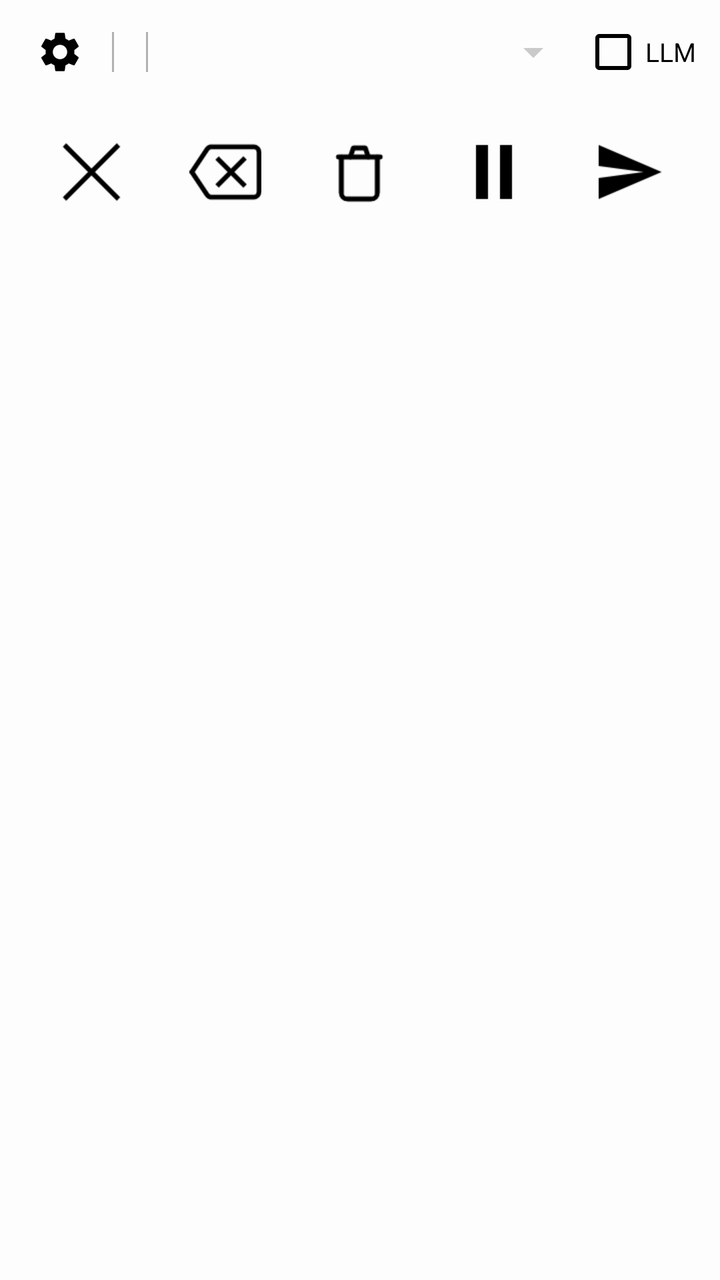
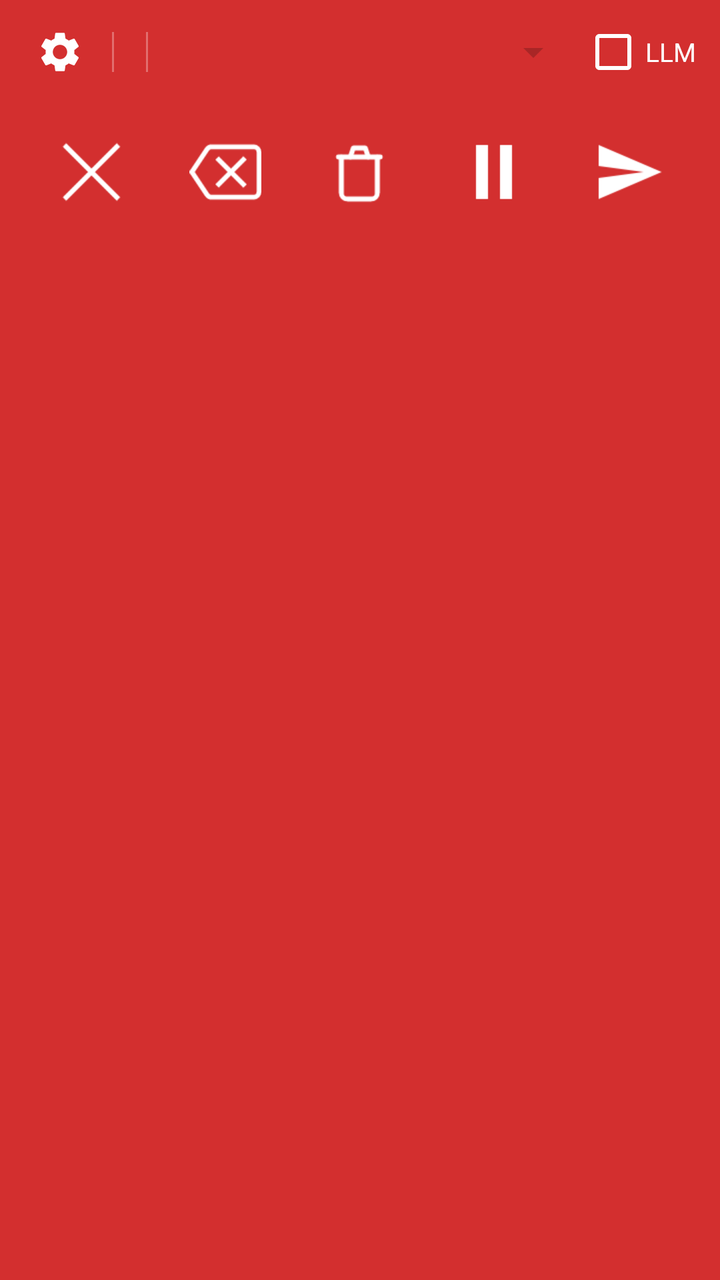

Two renders of the same Android screen: before a commit and after it. Below are the layout's source before the change and the commit's diff.
<!-- AndroidManifest.xml: application theme Theme.PolishedRecognition.Plain -->
<!-- res/layout/ime_voice_input.xml -->
<?xml version="1.0" encoding="utf-8"?>
<LinearLayout xmlns:android="http://schemas.android.com/apk/res/android"
    android:id="@+id/ime_root"
    android:layout_width="match_parent"
    android:layout_height="wrap_content"
    android:orientation="vertical"
    android:background="@color/recording_overlay"
    android:paddingStart="12dp"
    android:paddingEnd="12dp"
    android:paddingTop="8dp"
    android:paddingBottom="8dp">

    <LinearLayout
        android:id="@+id/ime_row_top"
        android:layout_width="match_parent"
        android:layout_height="wrap_content"
        android:orientation="horizontal"
        android:gravity="center_vertical"
        android:layout_marginBottom="6dp">

        <ImageButton
            android:id="@+id/ime_settings_button"
            android:layout_width="36dp"
            android:layout_height="36dp"
            android:src="@drawable/ic_settings"
            android:background="@null"
            android:contentDescription="@string/ime_settings_desc"
            android:scaleType="centerInside" />

        <View
            android:layout_width="1dp"
            android:layout_height="20dp"
            android:background="@color/recording_divider"
            android:layout_marginStart="8dp"
            android:layout_marginEnd="8dp" />

        <TextView
            android:id="@+id/ime_rec_timer"
            android:layout_width="wrap_content"
            android:layout_height="wrap_content"
            android:text=""
            android:textColor="@color/recording_text_primary"
            android:textSize="13sp"
            android:fontFamily="monospace"
            android:visibility="gone" />

        <View
            android:id="@+id/ime_quick_settings_divider"
            android:layout_width="1dp"
            android:layout_height="20dp"
            android:background="@color/recording_divider"
            android:layout_marginStart="8dp"
            android:layout_marginEnd="8dp" />

        <Spinner
            android:id="@+id/ime_language_spinner"
            android:layout_width="0dp"
            android:layout_weight="1"
            android:layout_height="wrap_content" />

        <CheckBox
            android:id="@+id/ime_llm"
            android:layout_width="wrap_content"
            android:layout_height="wrap_content"
            android:text="@string/quick_llm"
            android:textColor="@color/recording_text_primary"
            android:textSize="13sp"
            android:buttonTint="@color/recording_text_primary" />

        <TextView
            android:id="@+id/ime_stage_text"
            android:layout_width="0dp"
            android:layout_weight="1"
            android:layout_height="wrap_content"
            android:text=""
            android:textColor="@color/recording_text_primary"
            android:textSize="15sp"
            android:layout_marginStart="8dp"
            android:visibility="gone"
            android:gravity="center_vertical" />

    </LinearLayout>

    <LinearLayout
        android:id="@+id/ime_row_buttons"
        android:layout_width="match_parent"
        android:layout_height="wrap_content"
        android:orientation="horizontal"
        android:gravity="center">

        <ImageButton
            android:id="@+id/ime_switch_button"
            android:layout_width="0dp"
            android:layout_weight="1"
            android:layout_height="72dp"
            android:src="@drawable/ic_close"
            android:tint="@color/recording_icon_tint"
            android:background="?android:attr/selectableItemBackgroundBorderless"
            android:contentDescription="@string/ime_switch_keyboard_desc"
            android:scaleType="centerInside"
            android:scaleX="1.5"
            android:scaleY="1.5" />

        <ImageButton
            android:id="@+id/ime_delete_word_button"
            android:layout_width="0dp"
            android:layout_weight="1"
            android:layout_height="72dp"
            android:src="@drawable/ic_backspace"
            android:tint="@color/recording_icon_tint"
            android:background="?android:attr/selectableItemBackgroundBorderless"
            android:contentDescription="@string/ime_delete_word_desc"
            android:scaleType="centerInside"
            android:scaleX="1.5"
            android:scaleY="1.5" />

        <ImageButton
            android:id="@+id/ime_flush_button"
            android:layout_width="0dp"
            android:layout_weight="1"
            android:layout_height="72dp"
            android:src="@drawable/ic_delete_outline"
            android:tint="@color/recording_icon_tint"
            android:background="?android:attr/selectableItemBackgroundBorderless"
            android:contentDescription="@string/ime_flush_desc"
            android:scaleType="centerInside"
            android:scaleX="1.5"
            android:scaleY="1.5" />

        <ImageButton
            android:id="@+id/ime_pause_resume_button"
            android:layout_width="0dp"
            android:layout_weight="1"
            android:layout_height="72dp"
            android:src="@drawable/ic_pause"
            android:tint="@color/recording_icon_tint"
            android:background="?android:attr/selectableItemBackgroundBorderless"
            android:contentDescription="@string/ime_pause_desc"
            android:scaleType="centerInside"
            android:scaleX="1.5"
            android:scaleY="1.5" />

        <ImageButton
            android:id="@+id/ime_send_button"
            android:layout_width="0dp"
            android:layout_weight="1"
            android:layout_height="72dp"
            android:src="@drawable/ic_send"
            android:tint="@color/recording_icon_tint"
            android:background="?android:attr/selectableItemBackgroundBorderless"
            android:contentDescription="@string/ime_send_desc"
            android:scaleType="centerInside"
            android:scaleX="1.5"
            android:scaleY="1.5" />

    </LinearLayout>
</LinearLayout>
<!-- resources referenced by this layout -->
<resources>
  <color name="recording_divider">#4D000000</color>
  <color name="recording_icon_tint">#000000</color>
  <color name="recording_overlay">#E6FFFFFF</color>
  <color name="recording_text_primary">#000000</color>
  <!-- drawable ic_backspace (drawable) -->
  <?xml version="1.0" encoding="utf-8"?>
  <vector xmlns:android="http://schemas.android.com/apk/res/android"
      android:width="24dp"
      android:height="24dp"
      android:viewportWidth="24"
      android:viewportHeight="24"
      android:tint="#FFFFFF">
      <group
          android:pivotX="12"
          android:pivotY="12"
          android:scaleX="0.9333"
          android:scaleY="0.9333">
          <path
              android:fillColor="@android:color/transparent"
              android:strokeColor="@android:color/white"
              android:strokeWidth="1.714"
              android:strokeLineCap="round"
              android:strokeLineJoin="round"
              android:pathData="M22,3H7c-0.69,0 -1.23,0.35 -1.59,0.88L0,12l5.41,8.11c0.36,0.53 0.9,0.89 1.59,0.89h15c1.1,0 2,-0.9 2,-2V5c0,-1.1 -0.9,-2 -2,-2z" />
          <path
              android:strokeColor="@android:color/white"
              android:strokeWidth="1.714"
              android:pathData="M9,7L19,17M9,17L19,7" />
      </group>
  </vector>
  <!-- drawable ic_close (drawable) -->
  <vector xmlns:android="http://schemas.android.com/apk/res/android"
      android:width="24dp"
      android:height="24dp"
      android:viewportWidth="24"
      android:viewportHeight="24">
      <path
          android:strokeColor="#FFFFFF"
          android:strokeWidth="1.6"
          android:pathData="M21,3L3,21M3,3L21,21"/>
  </vector>
  <!-- drawable ic_pause (drawable) -->
  <vector xmlns:android="http://schemas.android.com/apk/res/android"
      android:width="24dp"
      android:height="24dp"
      android:viewportWidth="24"
      android:viewportHeight="24">
      <path
          android:fillColor="#FFFFFF"
          android:pathData="M6,3h4v18H6V3zM14,3h4v18h-4V3z"/>
  </vector>
  <!-- drawable ic_send (drawable) -->
  <vector xmlns:android="http://schemas.android.com/apk/res/android"
      android:width="24dp"
      android:height="24dp"
      android:viewportWidth="24"
      android:viewportHeight="24">
      <path
          android:fillColor="#FFFFFF"
          android:pathData="M2.01,21L23,12 2.01,3 2,10l15,2 -15,2z"/>
  </vector>
  <string name="ime_delete_word_desc">Delete last word</string>
  <string name="ime_flush_desc">Discard recording</string>
  <string name="ime_pause_desc">Pause</string>
  <string name="ime_send_desc">Send</string>
  <string name="ime_settings_desc">Settings</string>
  <string name="ime_switch_keyboard_desc">Switch keyboard</string>
  <string name="quick_llm">LLM</string>
  <style name="Theme.PolishedRecognition.Plain" parent="@android:style/Theme.DeviceDefault.DayNight">
          <item name="android:windowNoTitle">true</item>
          <item name="android:windowActionBar">false</item>
          
          <item name="android:textColorPrimary">@color/text_primary</item>
          <item name="android:textColorSecondary">@color/text_secondary</item>
          <item name="android:textColorTertiary">@color/text_tertiary</item>
          
          <item name="android:colorControlNormal">@color/control_quiet</item>
      </style>
  <color name="control_quiet">#33000000</color>
  <!-- unchanged entries left out for length: 2 -->
</resources>

<!-- the commit's change to res/layout/ime_voice_input.xml (unified diff, before → after) -->
@@ -23,6 +23,7 @@
             android:layout_width="36dp"
             android:layout_height="36dp"
             android:src="@drawable/ic_settings"
+            android:tint="@color/recording_icon_tint"
             android:background="@null"
             android:contentDescription="@string/ime_settings_desc"
             android:scaleType="centerInside" />
<!-- resource entries referenced after the edit -->
@@ -1,9 +1,9 @@
 <!-- resources referenced by this layout -->
 <resources>
-  <color name="recording_divider">#4D000000</color>
-  <color name="recording_icon_tint">#000000</color>
-  <color name="recording_overlay">#E6FFFFFF</color>
-  <color name="recording_text_primary">#000000</color>
+  <color name="recording_divider">#4DFFFFFF</color>
+  <color name="recording_icon_tint">#FFFFFF</color>
+  <color name="recording_overlay">#D32F2F</color>
+  <color name="recording_text_primary">#FFFFFF</color>
   <!-- drawable ic_backspace (drawable) -->
   <?xml version="1.0" encoding="utf-8"?>
   <vector xmlns:android="http://schemas.android.com/apk/res/android"
